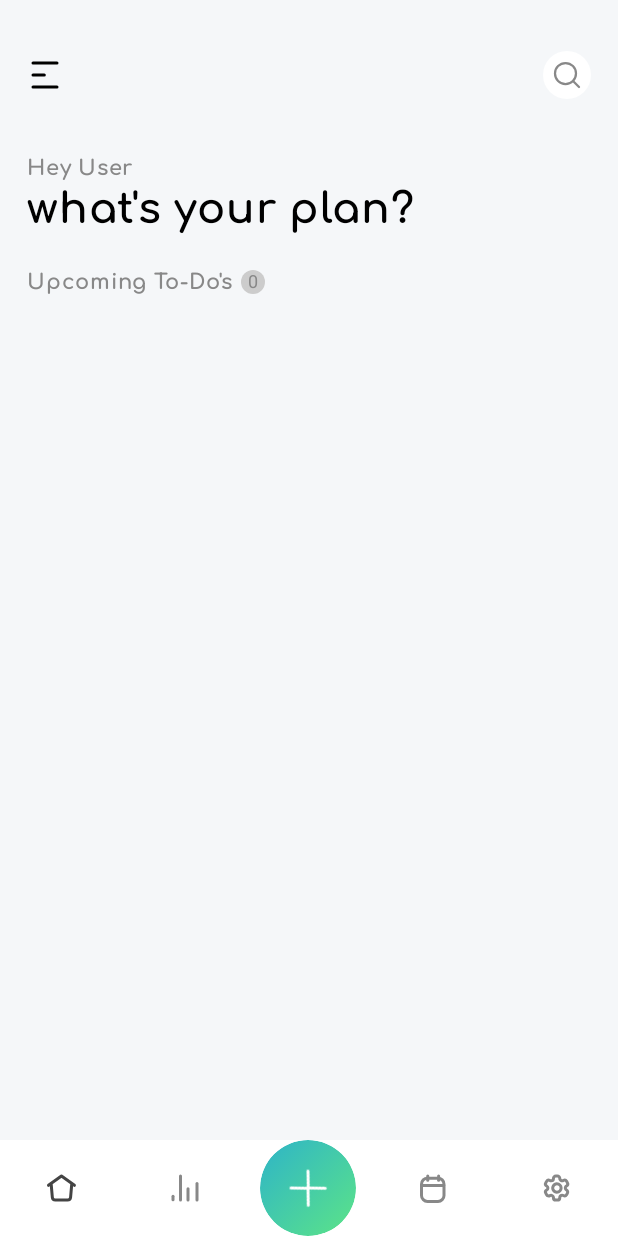
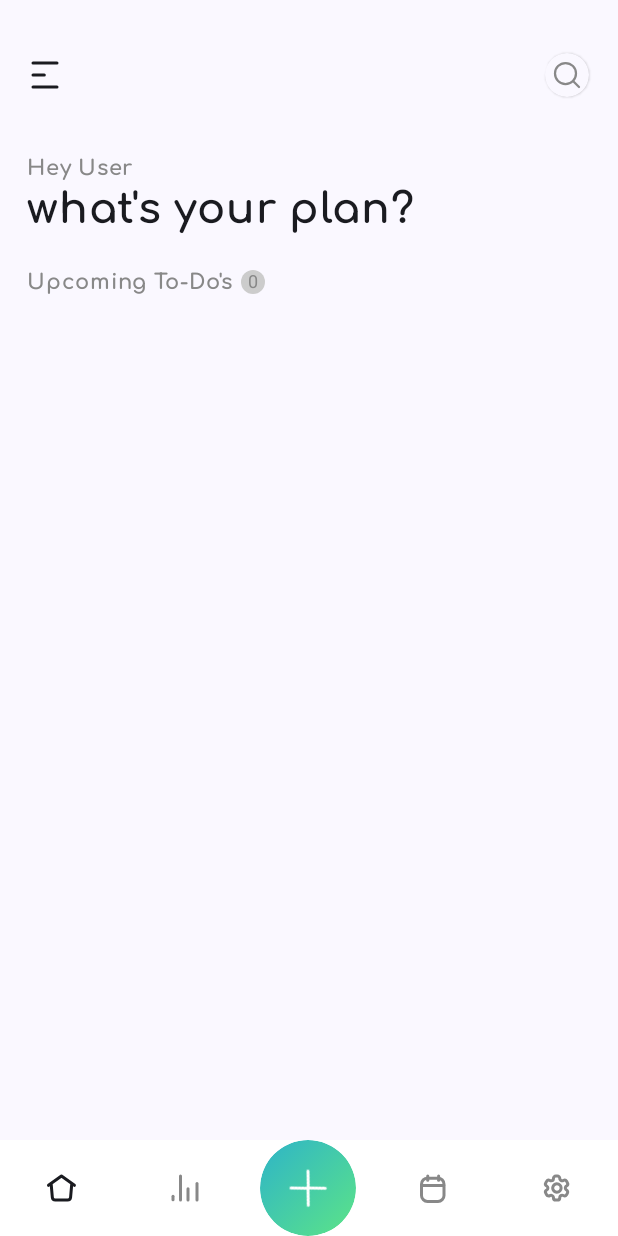
Before and after one commit to ArKanZi/Today, an Android app built with Jetpack Compose: the screen it shows after launch (MainActivity), on a phone screen of 412 x 824 dp. Run offline under Robolectric (Android 15) with nearby library versions, the phone set to English and light mode, and no system bars; our stand-ins replace Navigation 3, Room's generated code; 3 statements that could not run were skipped.

Commit message:
theme update

```diff
--- a/app/build.gradle.kts
+++ b/app/build.gradle.kts
@@ -54,6 +54,7 @@ dependencies {
     implementation(libs.androidx.room.runtime)
     implementation(libs.androidx.room.ktx)
     implementation(libs.material3)
+    implementation(libs.androidx.foundation)
     ksp(libs.androidx.room.compiler)
 
     implementation(libs.androidx.core.ktx)
--- a/app/src/main/java/com/arkanzi/today/ui/components/NavigationBarCustom.kt
+++ b/app/src/main/java/com/arkanzi/today/ui/components/NavigationBarCustom.kt
@@ -1,5 +1,6 @@
 package com.arkanzi.today.ui.components
 
+import android.util.Log
 import androidx.compose.foundation.background
 import androidx.compose.foundation.clickable
 import androidx.compose.foundation.interaction.MutableInteractionSource
@@ -12,6 +13,7 @@ import androidx.compose.material3.Button
 import androidx.compose.material3.ButtonColors
 import androidx.compose.material3.ButtonDefaults
 import androidx.compose.material3.IconButton
+import androidx.compose.material3.MaterialTheme
 import androidx.compose.runtime.Composable
 import androidx.compose.runtime.remember
 import androidx.compose.ui.Alignment
@@ -34,10 +36,14 @@ import com.arkanzi.today.ui.navigation.MainScreenKey
 
 @Composable
 fun NavigationBarCustom(backStack: NavBackStack) {
+    val top = backStack.lastOrNull() // e.g., State<NavKey> or similar
+    val selectedTint = MaterialTheme.colorScheme.onSurfaceVariant
+    val unselectedTint = MaterialTheme.colorScheme.outline
+    fun tintFor(key: Any) = if (top == key) selectedTint else unselectedTint
     Box(
         modifier = Modifier
             .fillMaxWidth()
-            .background(Color.White)
+            .background(MaterialTheme.colorScheme.surfaceContainerLowest)
             .navigationBarsPadding()
     ) {
         // The nav bar row
@@ -46,7 +52,7 @@ fun NavigationBarCustom(backStack: NavBackStack) {
                 .fillMaxWidth()
                 .height(64.dp)
                 .background(
-                    color = Color.White,
+                    color = MaterialTheme.colorScheme.surfaceContainerLowest,
                 )
                 .align(Alignment.BottomCenter),
             horizontalArrangement = Arrangement.SpaceEvenly,
@@ -61,7 +67,7 @@ fun NavigationBarCustom(backStack: NavBackStack) {
                 Icon(
                     painter = painterResource(id = R.drawable.ic_home),
                     contentDescription = "Home",
-                    tint = Color.DarkGray,
+                    tint = tintFor(MainScreenKey),
                     modifier = Modifier.size(24.dp)
                 )
             }
@@ -92,7 +98,7 @@ fun NavigationBarCustom(backStack: NavBackStack) {
                             )
                         ),
                         shape = CircleShape
-                    ).clickable{ backStack.add(AddNotesKey(screenId = "11")) },
+                    ).clickable{ backStack.add(AddNotesKey) },
                 contentAlignment = Alignment.Center
             ) {
                     Icon(
--- a/app/src/main/java/com/arkanzi/today/ui/components/SingleNote.kt
+++ b/app/src/main/java/com/arkanzi/today/ui/components/SingleNote.kt
@@ -3,6 +3,7 @@ package com.arkanzi.today.ui.components
 
 import androidx.compose.animation.core.Animatable
 import androidx.compose.foundation.background
+import androidx.compose.foundation.clickable
 import androidx.compose.foundation.gestures.detectHorizontalDragGestures
 import androidx.compose.foundation.gestures.detectTapGestures
 import androidx.compose.foundation.layout.Arrangement
@@ -141,7 +142,7 @@ fun SingleNote(
             Row(
                 modifier = Modifier
                     .fillMaxSize()
-                    .background(Color(0xFFF5F7F9))
+                    .background(MaterialTheme.colorScheme.background)
             ) {
                 Column(modifier = Modifier.align(alignment = Alignment.CenterVertically)) {
                     CustomCircleCheckbox(isCompleted, { onCheckedChange(it) }, size = 24)
@@ -150,7 +151,7 @@ fun SingleNote(
                     modifier = Modifier
                         .align(Alignment.CenterVertically)
                         .padding(horizontal = 8.dp)
-                        .weight(2f)
+                        .weight(2f).clickable{onClick}
                 ) {
                     Text(
                         title,
--- a/app/src/main/java/com/arkanzi/today/ui/layout/DefaultLayout.kt
+++ b/app/src/main/java/com/arkanzi/today/ui/layout/DefaultLayout.kt
@@ -1,11 +1,14 @@
 package com.arkanzi.today.ui.layout
 
 import androidx.compose.foundation.layout.PaddingValues
+import androidx.compose.material3.MaterialTheme
 import androidx.compose.material3.Scaffold
 import androidx.compose.material3.Text
 import androidx.compose.runtime.Composable
-import androidx.compose.ui.graphics.Color
+
 import androidx.compose.ui.tooling.preview.Preview
+
+
 
 
 @Composable
@@ -16,7 +19,7 @@ fun DefaultLayout(
 ) {
     Scaffold(topBar = topBar,
         bottomBar = bottomBar,
-        containerColor = Color(0xFFF5F7F9),
+        containerColor = MaterialTheme.colorScheme.background,
         content = {innerPadding ->
             content(innerPadding) })
 }
@@ -24,5 +27,5 @@ fun DefaultLayout(
 @Preview
 @Composable
 fun DefaultLayoutPreview() {
-    DefaultLayout(content = { Text("Content", color = Color.Black) })
+    DefaultLayout(content = { Text("Content", color = MaterialTheme.colorScheme.error) })
 }
--- a/app/src/main/java/com/arkanzi/today/ui/navigation/NavKeys.kt
+++ b/app/src/main/java/com/arkanzi/today/ui/navigation/NavKeys.kt
@@ -4,4 +4,4 @@ import androidx.navigation3.runtime.NavKey
 import kotlinx.serialization.Serializable
 
 @Serializable object MainScreenKey : NavKey
-@Serializable data class AddNotesKey(val screenId: String) : NavKey
+@Serializable object AddNotesKey : NavKey
--- a/app/src/main/java/com/arkanzi/today/ui/navigation/NavigationActions.kt
+++ /dev/null
@@ -1,4 +0,0 @@
-package com.arkanzi.today.ui.navigation
-
-class NavigationActions {
-}
--- a/app/src/main/java/com/arkanzi/today/ui/screens/main/MainScreen.kt
+++ b/app/src/main/java/com/arkanzi/today/ui/screens/main/MainScreen.kt
@@ -1,6 +1,7 @@
 package com.arkanzi.today.ui.screens.main
 
 import androidx.compose.foundation.background
+import androidx.compose.foundation.clickable
 import androidx.compose.foundation.layout.Arrangement
 import androidx.compose.foundation.layout.Box
 import androidx.compose.foundation.layout.Column
@@ -24,7 +25,9 @@ import androidx.compose.runtime.remember
 import androidx.compose.ui.Alignment
 import androidx.compose.ui.Modifier
 import androidx.compose.ui.draw.clip
+import androidx.compose.ui.draw.shadow
 import androidx.compose.ui.graphics.Color
+import androidx.compose.ui.graphics.DefaultShadowColor
 import androidx.compose.ui.platform.LocalContext
 import androidx.compose.ui.res.painterResource
 import androidx.compose.ui.text.font.FontWeight
@@ -57,7 +60,7 @@ fun MainScreen(backStack: NavBackStack, noteRepository: NoteRepository) {
                     Icon(
                         painter = painterResource(id = R.drawable.ic_horizontal_menu),
                         contentDescription = "Menu",
-                        tint = Color.Black,
+                        tint = MaterialTheme.colorScheme.onSurface,
                         modifier = Modifier
                             .size(24.dp)
                     )
@@ -65,23 +68,19 @@ fun MainScreen(backStack: NavBackStack, noteRepository: NoteRepository) {
                 rightContent = {
                     Box(
                         modifier = Modifier
-                            .size(32.dp)
+                            .size(32.dp).padding(1.dp)
+                            .shadow(1.dp, shape = CircleShape, ambientColor = DefaultShadowColor, spotColor = DefaultShadowColor)
                             .clip(CircleShape)
-                            .background(Color.White)
+                            .background(MaterialTheme.colorScheme.surfaceBright).clickable{},
+                        contentAlignment = Alignment.Center
                     ) {
-                        IconButton(
-                            onClick = {},
-                            modifier = Modifier
-
-                        ) {
                             Icon(
                                 painter = painterResource(id = R.drawable.ic_magnifying_glass),
-                                contentDescription = "Add",
+                                contentDescription = "Search",
                                 tint = Color.Gray,
                                 modifier = Modifier
                                     .size(24.dp)
                             )
-                        }
                     }
                 })
         },
--- a/app/src/main/java/com/arkanzi/today/ui/theme/Color.kt
+++ b/app/src/main/java/com/arkanzi/today/ui/theme/Color.kt
@@ -6,6 +6,11 @@ val Purple80 = Color(0xFFD0BCFF)
 val PurpleGrey80 = Color(0xFFCCC2DC)
 val Pink80 = Color(0xFFEFB8C8)
 
+val backgroundLight = Color(0xFFF5F7F9)
+val onBackgroundLight = Color(0xFF1B1C1E)
+
 val Purple40 = Color(0xFF6650a4)
 val PurpleGrey40 = Color(0xFF625b71)
 val Pink40 = Color(0xFF7D5260)
+val backgroundDark = Color(0xFF111316)
+val onBackgroundDark = Color(0xFFE5E7EA)
--- a/app/src/main/java/com/arkanzi/today/ui/theme/Theme.kt
+++ b/app/src/main/java/com/arkanzi/today/ui/theme/Theme.kt
@@ -9,18 +9,23 @@ import androidx.compose.material3.dynamicDarkColorScheme
 import androidx.compose.material3.dynamicLightColorScheme
 import androidx.compose.material3.lightColorScheme
 import androidx.compose.runtime.Composable
+import androidx.compose.ui.graphics.Color
 import androidx.compose.ui.platform.LocalContext
 
 private val DarkColorScheme = darkColorScheme(
     primary = Purple80,
     secondary = PurpleGrey80,
-    tertiary = Pink80
+    tertiary = Pink80,
+    background =backgroundLight,
+    onBackground = onBackgroundLight
 )
 
 private val LightColorScheme = lightColorScheme(
     primary = Purple40,
     secondary = PurpleGrey40,
-    tertiary = Pink40
+    tertiary = Pink40,
+    background =backgroundDark,
+    onBackground = onBackgroundDark
 
     /* Other default colors to override
     background = Color(0xFFFFFBFE),
--- a/gradle/libs.versions.toml
+++ b/gradle/libs.versions.toml
@@ -15,6 +15,7 @@ room = "2.7.2"
 ksp="2.2.0-2.0.2"
 viewModel = "2.9.2"
 material3 = "1.3.2"
+foundation = "1.9.0"
 
 [libraries]
 androidx-core-ktx = { group = "androidx.core", name = "core-ktx", version.ref = "coreKtx" }
@@ -39,6 +40,7 @@ androidx-room-ktx = { module = "androidx.room:room-ktx", version.ref = "room" }
 androidx-room-compiler = { module = "androidx.room:room-compiler", version.ref = "room" }
 androidx-lifecycle-viewmodel-compose = {module="androidx.lifecycle:lifecycle-viewmodel-compose", version.ref = "viewModel"}
 material3 = { group = "androidx.compose.material3", name = "material3", version.ref = "material3" }
+androidx-foundation = { group = "androidx.compose.foundation", name = "foundation", version.ref = "foundation" }
 [plugins]
 android-application = { id = "com.android.application", version.ref = "agp" }
 kotlin-android = { id = "org.jetbrains.kotlin.android", version.ref = "kotlin" }
```
Also changed, not shown: app/src/main/java/com/arkanzi/today/ui/components/CustomCircleCheckbox.kt (+6 -4 lines).
